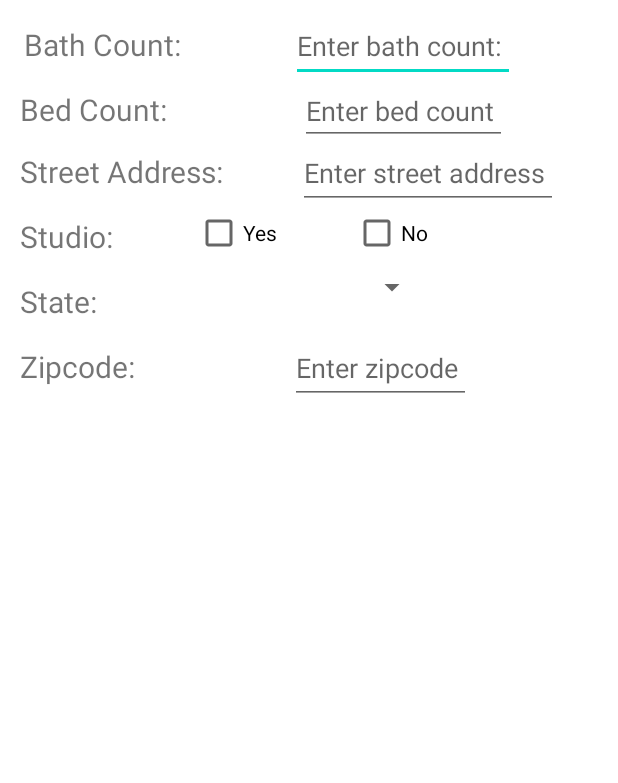
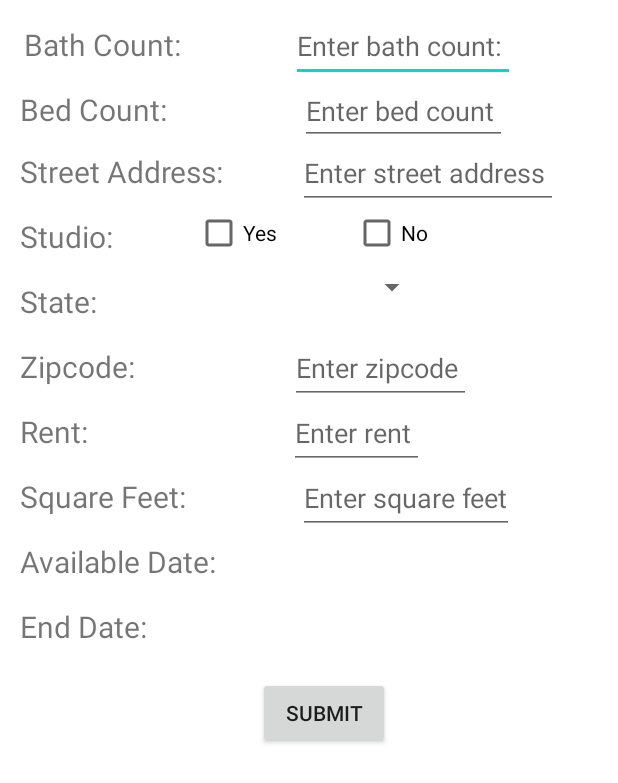
Before and after one commit to agarwalsuhaani/CS5520MobileAppDev_Team19, an Android app: the AddProperty screen opened directly, with no data from a screen before it, on a phone screen of 412 x 824 dp. Shown: the top 783 px of the screen. Run offline under Robolectric (Android 15) with nearby library versions, the phone set to English and light mode, and no system bars.

```diff
--- a/app/src/main/java/edu/northeastern/cs5520_mobileappdev_team19/find_a_home/AddProperty.java
+++ b/app/src/main/java/edu/northeastern/cs5520_mobileappdev_team19/find_a_home/AddProperty.java
@@ -4,6 +4,7 @@ import androidx.appcompat.app.AppCompatActivity;
 
 import android.app.Activity;
 import android.os.Bundle;
+import android.view.View;
 
 import edu.northeastern.cs5520_mobileappdev_team19.R;
 
@@ -15,31 +16,9 @@ public class AddProperty extends Activity {
         setContentView(R.layout.activity_add_property);
     }
 
-//    private boolean CheckAllFields() {
-//        if (etFirstName.length() == 0) {
-//            etFirstName.setError("This field is required");
-//            return false;
-//        }
-//
-//        if (etLastName.length() == 0) {
-//            etLastName.setError("This field is required");
-//            return false;
-//        }
-//
-//        if (etEmail.length() == 0) {
-//            etEmail.setError("Email is required");
-//            return false;
-//        }
-//
-//        if (etPassword.length() == 0) {
-//            etPassword.setError("Password is required");
-//            return false;
-//        } else if (etPassword.length() < 8) {
-//            etPassword.setError("Password must be minimum 8 characters");
-//            return false;
-//        }
-//
-//        // after all validation return true.
-//        return true;
-//    }
+    public void submit(View view) {
+
+    }
+
+
 }
--- a/app/src/main/java/edu/northeastern/cs5520_mobileappdev_team19/find_a_home/ProfileFragment.java
+++ b/app/src/main/java/edu/northeastern/cs5520_mobileappdev_team19/find_a_home/ProfileFragment.java
@@ -15,7 +15,6 @@ import com.google.android.material.floatingactionbutton.FloatingActionButton;
 import edu.northeastern.cs5520_mobileappdev_team19.AboutActivity;
 import edu.northeastern.cs5520_mobileappdev_team19.MainActivity;
 import edu.northeastern.cs5520_mobileappdev_team19.R;
-import edu.northeastern.cs5520_mobileappdev_team19.find_a_home.utils.PropertyFilterDialog;
 
 /**
  * A simple {@link Fragment} subclass.
--- a/app/src/main/res/layout/activity_add_property.xml
+++ b/app/src/main/res/layout/activity_add_property.xml
@@ -122,12 +122,12 @@
         app:layout_constraintTop_toBottomOf="@+id/checkBox_isStudioNo" />
 
     <TextView
+        android:id="@+id/tv_zipcode"
         android:layout_width="wrap_content"
         android:layout_height="wrap_content"
+        android:layout_marginTop="16dp"
         android:text="Zipcode: "
         android:textSize="20dp"
-        android:layout_marginTop="16dp"
-        android:id="@+id/tv_zipcode"
         app:layout_constraintStart_toStartOf="@+id/tv_State"
         app:layout_constraintTop_toBottomOf="@+id/tv_State" />
 
@@ -138,14 +138,84 @@
         android:hint="Enter zipcode "
         android:inputType="number"
         android:minHeight="48dp"
+        app:layout_constraintBaseline_toBaselineOf="@+id/tv_zipcode"
         app:layout_constraintEnd_toEndOf="parent"
-        app:layout_constraintBaseline_toBaselineOf="@+id/tv_zipcode"
         app:layout_constraintStart_toEndOf="@+id/tv_zipcode" />
 
+    <TextView
+        android:id="@+id/tv_rent"
+        android:layout_width="wrap_content"
+        android:layout_height="wrap_content"
+        android:layout_marginTop="16dp"
+        android:text="Rent: "
+        android:textSize="20dp"
+        app:layout_constraintStart_toStartOf="@id/tv_zipcode"
+        app:layout_constraintTop_toBottomOf="@id/tv_zipcode" />
+
+    <EditText
+        android:id="@+id/editText3"
+        android:layout_width="wrap_content"
+        android:layout_height="wrap_content"
+        android:hint="Enter rent "
+        android:inputType="number"
+        android:minHeight="48dp"
+        app:layout_constraintBaseline_toBaselineOf="@+id/tv_rent"
+        app:layout_constraintEnd_toEndOf="parent"
+        app:layout_constraintStart_toEndOf="@+id/tv_rent" />
+
+    <TextView
+        android:id="@+id/tv_squareFeet"
+        android:layout_width="wrap_content"
+        android:layout_height="wrap_content"
+        android:layout_marginTop="16dp"
+        android:text="Square Feet: "
+        android:textSize="20dp"
+        app:layout_constraintStart_toStartOf="@id/tv_rent"
+        app:layout_constraintTop_toBottomOf="@id/tv_rent" />
+
+    <EditText
+        android:id="@+id/editText_squareFeet"
+        android:layout_width="wrap_content"
+        android:layout_height="wrap_content"
+        android:hint="Enter square feet"
+        android:inputType="number"
+        android:minHeight="48dp"
+        app:layout_constraintBaseline_toBaselineOf="@+id/tv_squareFeet"
+        app:layout_constraintEnd_toEndOf="parent"
+        app:layout_constraintStart_toEndOf="@+id/tv_squareFeet" />
 
 
+    <TextView
+        android:id="@+id/tv_availableDate"
+        android:layout_width="wrap_content"
+        android:layout_height="wrap_content"
+        android:layout_marginTop="16dp"
+        android:text="Available Date: "
+        android:textSize="20dp"
+        app:layout_constraintStart_toStartOf="@id/tv_squareFeet"
+        app:layout_constraintTop_toBottomOf="@id/tv_squareFeet" />
 
+    <TextView
+        android:id="@+id/tv_endDate"
+        android:layout_width="wrap_content"
+        android:layout_height="wrap_content"
+        android:layout_marginTop="16dp"
+        android:text="End Date: "
+        android:textSize="20dp"
+        app:layout_constraintStart_toStartOf="@id/tv_availableDate"
+        app:layout_constraintTop_toBottomOf="@id/tv_availableDate" />
 
+    <Button
+        android:id="@+id/button2"
+        android:layout_width="wrap_content"
+        android:layout_height="wrap_content"
+        android:layout_marginStart="172dp"
+        android:layout_marginTop="20dp"
+        android:gravity="center"
+        android:onClick="submit"
+        android:text="Submit"
+        app:layout_constraintStart_toStartOf="parent"
+        app:layout_constraintTop_toBottomOf="@id/tv_endDate" />
 
 
 </androidx.constraintlayout.widget.ConstraintLayout>
```
